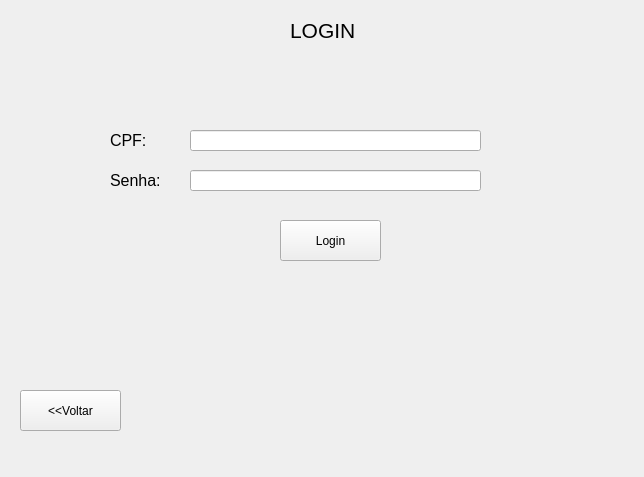
Silveryto/Banco-POOII, file Telas_Ui/login.ui: the form before one commit.
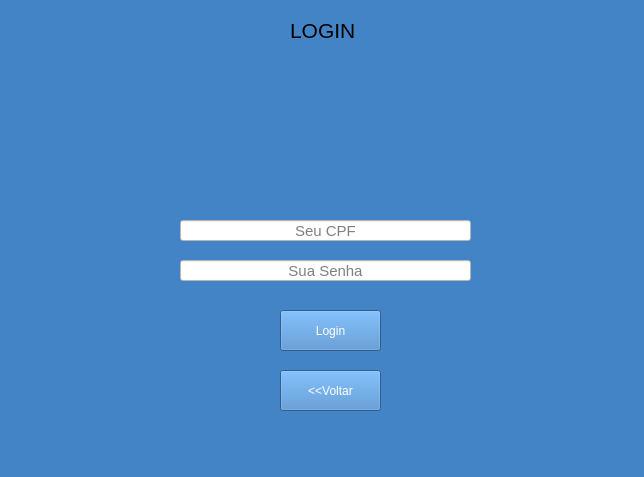
The form after the commit. Icons and pictures are not drawn.

The edit to the form file:
```diff
--- a/Telas_Ui/login.ui
+++ b/Telas_Ui/login.ui
@@ -13,6 +13,9 @@
   <property name="windowTitle">
    <string>Form</string>
   </property>
+  <property name="styleSheet">
+   <string notr="true">background-color: rgb(66, 132, 198)</string>
+  </property>
   <widget class="QLabel" name="label">
    <property name="geometry">
     <rect>
@@ -31,71 +34,75 @@
     <string>LOGIN</string>
    </property>
   </widget>
-  <widget class="QLabel" name="label_2">
-   <property name="geometry">
-    <rect>
-     <x>110</x>
-     <y>130</y>
-     <width>51</width>
-     <height>21</height>
-    </rect>
-   </property>
-   <property name="font">
-    <font>
-     <pointsize>12</pointsize>
-    </font>
-   </property>
-   <property name="text">
-    <string>CPF:</string>
-   </property>
-  </widget>
   <widget class="QLineEdit" name="lineEdit">
    <property name="geometry">
     <rect>
-     <x>190</x>
-     <y>130</y>
+     <x>180</x>
+     <y>220</y>
      <width>291</width>
      <height>21</height>
     </rect>
    </property>
-  </widget>
-  <widget class="QLabel" name="label_3">
-   <property name="geometry">
-    <rect>
-     <x>110</x>
-     <y>170</y>
-     <width>51</width>
-     <height>21</height>
-    </rect>
-   </property>
    <property name="font">
     <font>
-     <pointsize>12</pointsize>
+     <pointsize>11</pointsize>
     </font>
    </property>
+   <property name="styleSheet">
+    <string notr="true">background-color: rgb(255, 255, 255)</string>
+   </property>
    <property name="text">
-    <string>Senha: </string>
+    <string/>
+   </property>
+   <property name="alignment">
+    <set>Qt::AlignCenter</set>
+   </property>
+   <property name="placeholderText">
+    <string>Seu CPF</string>
    </property>
   </widget>
   <widget class="QLineEdit" name="lineEdit_2">
    <property name="geometry">
     <rect>
-     <x>190</x>
-     <y>170</y>
+     <x>180</x>
+     <y>260</y>
      <width>291</width>
      <height>21</height>
     </rect>
    </property>
+   <property name="font">
+    <font>
+     <pointsize>11</pointsize>
+    </font>
+   </property>
+   <property name="styleSheet">
+    <string notr="true">background-color: rgb(255, 255, 255)</string>
+   </property>
+   <property name="text">
+    <string/>
+   </property>
+   <property name="echoMode">
+    <enum>QLineEdit::Password</enum>
+   </property>
+   <property name="alignment">
+    <set>Qt::AlignCenter</set>
+   </property>
+   <property name="placeholderText">
+    <string>Sua Senha</string>
+   </property>
   </widget>
   <widget class="QPushButton" name="pushButton">
    <property name="geometry">
     <rect>
-     <x>20</x>
-     <y>390</y>
+     <x>280</x>
+     <y>370</y>
      <width>101</width>
      <height>41</height>
     </rect>
    </property>
+   <property name="styleSheet">
+    <string notr="true">color: rgb(255, 255, 255)</string>
+   </property>
    <property name="text">
     <string>&lt;&lt;Voltar</string>
    </property>
@@ -104,15 +111,38 @@
    <property name="geometry">
     <rect>
      <x>280</x>
-     <y>220</y>
+     <y>310</y>
      <width>101</width>
      <height>41</height>
     </rect>
    </property>
+   <property name="styleSheet">
+    <string notr="true">
+color: rgb(255, 255, 255)</string>
+   </property>
    <property name="text">
     <string>Login</string>
    </property>
   </widget>
+  <widget class="QLabel" name="label_4">
+   <property name="geometry">
+    <rect>
+     <x>230</x>
+     <y>60</y>
+     <width>171</width>
+     <height>131</height>
+    </rect>
+   </property>
+   <property name="text">
+    <string/>
+   </property>
+   <property name="pixmap">
+    <pixmap>../icon_title.png</pixmap>
+   </property>
+   <property name="scaledContents">
+    <bool>true</bool>
+   </property>
+  </widget>
  </widget>
  <resources/>
  <connections/>
```
